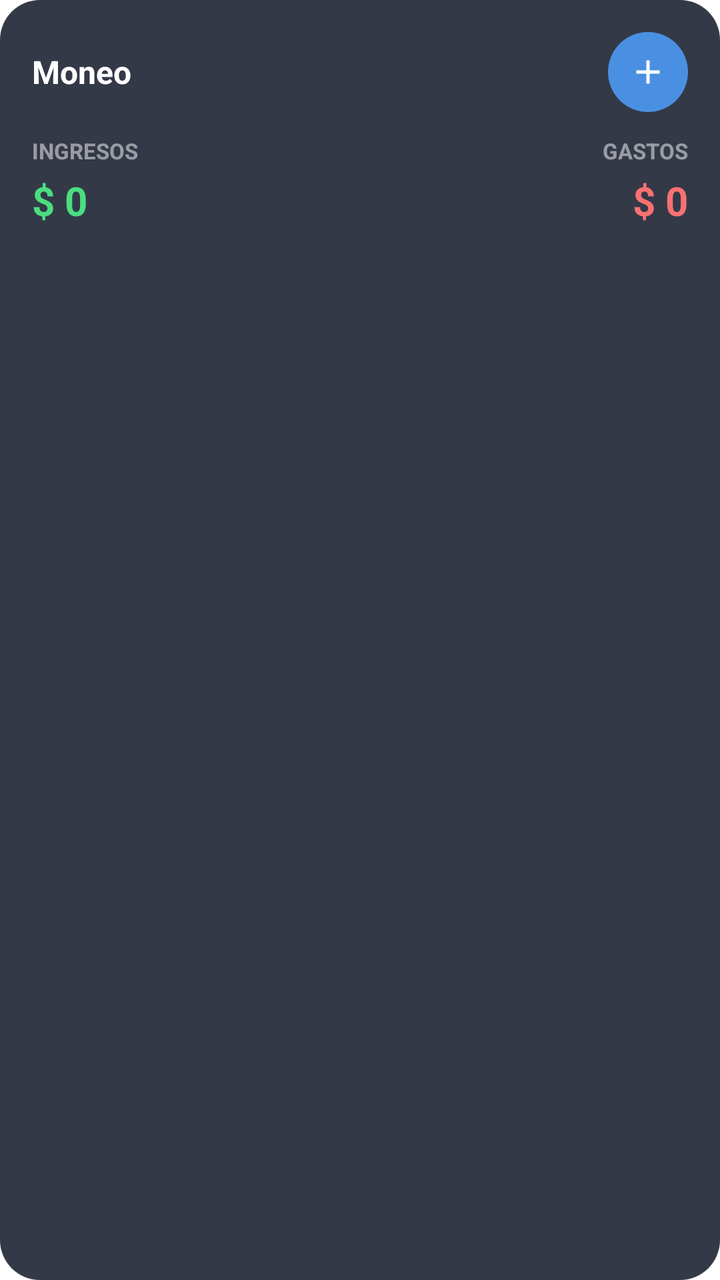
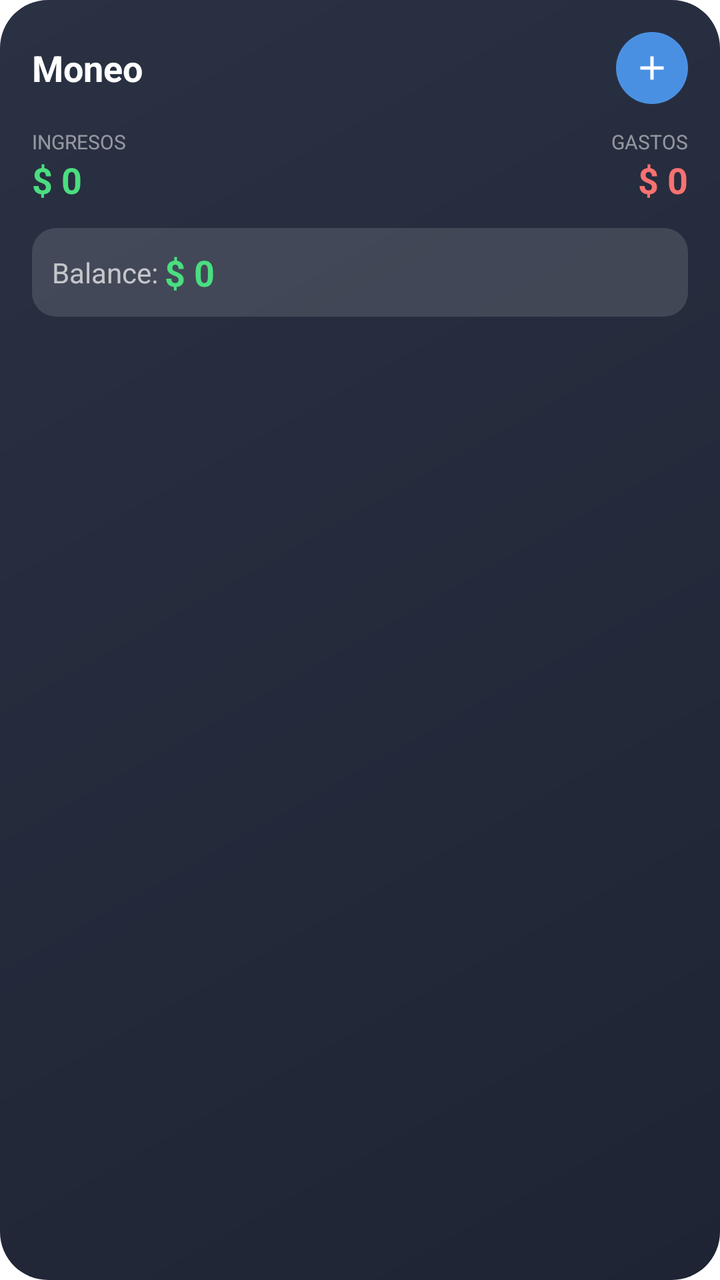

Compare the two renders of this Android layout. The source of the first and the diff that turns it into the second are given below.
<!-- AndroidManifest.xml: fallback theme Theme.MaterialComponents.DayNight.NoActionBar -->
<!-- res/layout/widget_layout.xml -->
<?xml version="1.0" encoding="utf-8"?>
<LinearLayout xmlns:android="http://schemas.android.com/apk/res/android"
    android:id="@+id/widget_container"
    android:layout_width="match_parent"
    android:layout_height="match_parent"
    android:background="@drawable/widget_bg_premium"
    android:orientation="vertical"
    android:padding="16dp">

    
    <LinearLayout
        android:layout_width="match_parent"
        android:layout_height="wrap_content"
        android:orientation="horizontal"
        android:gravity="center_vertical"
        android:layout_marginBottom="12dp">

        <TextView
            android:layout_width="0dp"
            android:layout_height="wrap_content"
            android:layout_weight="1"
            android:text="Moneo"
            android:textColor="#FFFFFF"
            android:textSize="16sp"
            android:textStyle="bold" />

        <ImageView
            android:id="@+id/widget_add_btn"
            android:layout_width="40dp"
            android:layout_height="40dp"
            android:background="@drawable/btn_add_premium"
            android:src="@drawable/ic_add"
            android:padding="10dp"
            android:scaleType="fitCenter" />
    </LinearLayout>

    
    <LinearLayout
        android:layout_width="match_parent"
        android:layout_height="wrap_content"
        android:orientation="horizontal">

        
        <LinearLayout
            android:layout_width="0dp"
            android:layout_height="wrap_content"
            android:layout_weight="1"
            android:orientation="vertical">

            <TextView
                android:layout_width="wrap_content"
                android:layout_height="wrap_content"
                android:text="INGRESOS"
                android:textColor="#80FFFFFF"
                android:textSize="11sp"
                android:textStyle="bold" />

            <TextView
                android:id="@+id/widget_income"
                android:layout_width="wrap_content"
                android:layout_height="wrap_content"
                android:text="$ 0"
                android:textColor="#4ADE80"
                android:textSize="20sp"
                android:textStyle="bold"
                android:layout_marginTop="4dp" />
        </LinearLayout>

        
        <LinearLayout
            android:layout_width="0dp"
            android:layout_height="wrap_content"
            android:layout_weight="1"
            android:orientation="vertical"
            android:gravity="end">

            <TextView
                android:layout_width="wrap_content"
                android:layout_height="wrap_content"
                android:text="GASTOS"
                android:textColor="#80FFFFFF"
                android:textSize="11sp"
                android:textStyle="bold" />

            <TextView
                android:id="@+id/widget_expense"
                android:layout_width="wrap_content"
                android:layout_height="wrap_content"
                android:text="$ 0"
                android:textColor="#F87171"
                android:textSize="20sp"
                android:textStyle="bold"
                android:layout_marginTop="4dp" />
        </LinearLayout>
    </LinearLayout>

</LinearLayout>
<!-- resources referenced by this layout -->
<resources>
  <!-- drawable btn_add_premium (drawable) -->
  <?xml version="1.0" encoding="utf-8"?>
  <shape xmlns:android="http://schemas.android.com/apk/res/android" android:shape="oval">
      <solid android:color="#4A90E2"/>
  </shape>
  <!-- drawable ic_add (drawable) -->
  <vector xmlns:android="http://schemas.android.com/apk/res/android"
          android:width="24dp"
          android:height="24dp"
          android:viewportWidth="24.0"
          android:viewportHeight="24.0">
      <path
          android:fillColor="#FFFFFF"
          android:pathData="M19,13h-6v6h-2v-6H5v-2h6V5h2v6h6v2z"/>
  </vector>
  <!-- drawable widget_bg_premium (drawable) -->
  <?xml version="1.0" encoding="utf-8"?>
  <shape xmlns:android="http://schemas.android.com/apk/res/android" android:shape="rectangle">
      <solid android:color="#E61E2433"/>
      <corners android:radius="20dp"/>
  </shape>
</resources>

<!-- the commit's change to res/layout/widget_layout.xml (unified diff, before → after) -->
@@ -8,37 +8,39 @@
     android:padding="16dp">
 
     
-    <LinearLayout
+    <RelativeLayout
         android:layout_width="match_parent"
         android:layout_height="wrap_content"
-        android:orientation="horizontal"
-        android:gravity="center_vertical"
         android:layout_marginBottom="12dp">
 
         <TextView
-            android:layout_width="0dp"
+            android:layout_width="wrap_content"
             android:layout_height="wrap_content"
-            android:layout_weight="1"
+            android:layout_alignParentStart="true"
+            android:layout_centerVertical="true"
             android:text="Moneo"
             android:textColor="#FFFFFF"
-            android:textSize="16sp"
+            android:textSize="18sp"
             android:textStyle="bold" />
 
         <ImageView
             android:id="@+id/widget_add_btn"
-            android:layout_width="40dp"
-            android:layout_height="40dp"
+            android:layout_width="36dp"
+            android:layout_height="36dp"
+            android:layout_alignParentEnd="true"
+            android:layout_centerVertical="true"
             android:background="@drawable/btn_add_premium"
             android:src="@drawable/ic_add"
-            android:padding="10dp"
+            android:padding="8dp"
             android:scaleType="fitCenter" />
-    </LinearLayout>
+    </RelativeLayout>
 
     
     <LinearLayout
         android:layout_width="match_parent"
         android:layout_height="wrap_content"
-        android:orientation="horizontal">
+        android:orientation="horizontal"
+        android:baselineAligned="false">
 
         
         <LinearLayout
@@ -52,8 +54,7 @@
                 android:layout_height="wrap_content"
                 android:text="INGRESOS"
                 android:textColor="#80FFFFFF"
-                android:textSize="11sp"
-                android:textStyle="bold" />
+                android:textSize="10sp" />
 
             <TextView
                 android:id="@+id/widget_income"
@@ -61,9 +62,8 @@
                 android:layout_height="wrap_content"
                 android:text="$ 0"
                 android:textColor="#4ADE80"
-                android:textSize="20sp"
-                android:textStyle="bold"
-                android:layout_marginTop="4dp" />
+                android:textSize="18sp"
+                android:textStyle="bold" />
         </LinearLayout>
 
         
@@ -79,8 +79,7 @@
                 android:layout_height="wrap_content"
                 android:text="GASTOS"
                 android:textColor="#80FFFFFF"
-                android:textSize="11sp"
-                android:textStyle="bold" />
+                android:textSize="10sp" />
 
             <TextView
                 android:id="@+id/widget_expense"
@@ -88,10 +87,36 @@
                 android:layout_height="wrap_content"
                 android:text="$ 0"
                 android:textColor="#F87171"
-                android:textSize="20sp"
-                android:textStyle="bold"
-                android:layout_marginTop="4dp" />
+                android:textSize="18sp"
+                android:textStyle="bold" />
         </LinearLayout>
     </LinearLayout>
 
+    
+    <LinearLayout
+        android:layout_width="match_parent"
+        android:layout_height="wrap_content"
+        android:orientation="horizontal"
+        android:gravity="center_vertical"
+        android:layout_marginTop="12dp"
+        android:background="@drawable/widget_row_bg"
+        android:padding="10dp">
+
+        <TextView
+            android:layout_width="wrap_content"
+            android:layout_height="wrap_content"
+            android:text="Balance: "
+            android:textColor="#B0FFFFFF"
+            android:textSize="14sp" />
+
+        <TextView
+            android:id="@+id/widget_balance"
+            android:layout_width="wrap_content"
+            android:layout_height="wrap_content"
+            android:text="$ 0"
+            android:textColor="#4ADE80"
+            android:textSize="18sp"
+            android:textStyle="bold" />
+    </LinearLayout>
+
 </LinearLayout>
<!-- resource entries referenced after the edit -->
@@ -18,8 +18,17 @@
   <!-- drawable widget_bg_premium (drawable) -->
   <?xml version="1.0" encoding="utf-8"?>
   <shape xmlns:android="http://schemas.android.com/apk/res/android" android:shape="rectangle">
-      <solid android:color="#E61E2433"/>
-      <corners android:radius="20dp"/>
+      <gradient
+          android:startColor="#FF1E2433"
+          android:endColor="#FF2A3143"
+          android:angle="135"/>
+      <corners android:radius="24dp"/>
+  </shape>
+  <!-- drawable widget_row_bg (drawable) -->
+  <?xml version="1.0" encoding="utf-8"?>
+  <shape xmlns:android="http://schemas.android.com/apk/res/android" android:shape="rectangle">
+      <solid android:color="#20FFFFFF"/>
+      <corners android:radius="12dp"/>
   </shape>
 </resources>
 
